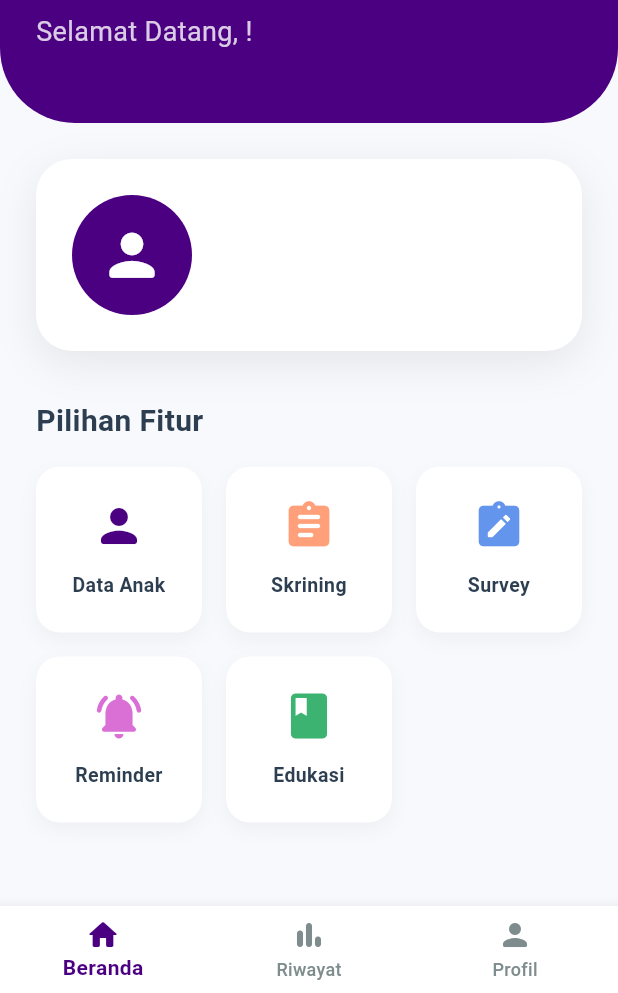
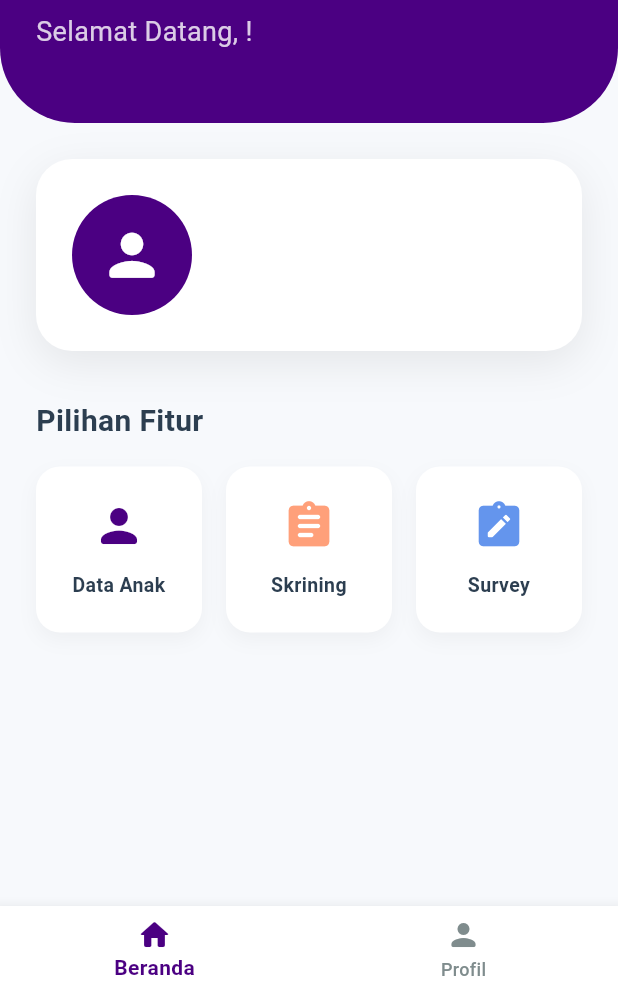
Before and after one commit to nanookim/kpsp-mobile-flutter, a Flutter app: the MainMenuScreen screen opened directly, on a phone screen of 412 x 824 dp, the part 243-1236 px from its top. Run offline on Flutter 3.47's test engine with Material 3 defaults, Android fonts, the phone set to English and light mode, and no system bars; drawn by our look-alikes of another_flushbar; our stand-ins replace fl_chart, google_fonts, icons_plus, shared_preferences; accounts and stored records are empty.

Commit message:
hide menu

```diff
--- a/kpsp/lib/screens/main_menu_screen.dart
+++ b/kpsp/lib/screens/main_menu_screen.dart
@@ -110,7 +110,7 @@ class _MainMenuScreenState extends State<MainMenuScreen> {
         selectedLabelStyle: const TextStyle(fontWeight: FontWeight.w600),
         unselectedLabelStyle: const TextStyle(fontWeight: FontWeight.w500),
         onTap: (index) {
-          if (index == 2) {
+          if (index == 1) {
             Navigator.push(
               context,
               MaterialPageRoute(
@@ -130,10 +130,10 @@ class _MainMenuScreenState extends State<MainMenuScreen> {
             icon: Icon(Icons.home_rounded),
             label: "Beranda",
           ),
-          BottomNavigationBarItem(
-            icon: Icon(Icons.bar_chart_rounded),
-            label: "Riwayat",
-          ),
+          // BottomNavigationBarItem(
+          //   icon: Icon(Icons.bar_chart_rounded),
+          //   label: "Riwayat",
+          // ),
           BottomNavigationBarItem(
             icon: Icon(Icons.person_rounded),
             label: "Profil",
@@ -298,30 +298,30 @@ class _MainMenuScreenState extends State<MainMenuScreen> {
             }
           },
         ),
-        _MenuItem(
-          icon: Icons.notifications_active_rounded,
-          label: "Reminder",
-          color: const Color(0xFFDA70D6),
-          onTap: () {
-            if (childName == null) {
-              _showFillChildDataDialog(context);
-            } else {
-              // TODO: Navigasi Reminder
-            }
-          },
-        ),
-        _MenuItem(
-          icon: Icons.book_rounded,
-          label: "Edukasi",
-          color: const Color(0xFF3CB371),
-          onTap: () {
-            if (childName == null) {
-              _showFillChildDataDialog(context);
-            } else {
-              // TODO: Navigasi Edukasi
-            }
-          },
-        ),
+        // _MenuItem(
+        //   icon: Icons.notifications_active_rounded,
+        //   label: "Reminder",
+        //   color: const Color(0xFFDA70D6),
+        //   onTap: () {
+        //     if (childName == null) {
+        //       _showFillChildDataDialog(context);
+        //     } else {
+        //       // TODO: Navigasi Reminder
+        //     }
+        //   },
+        // ),
+        // _MenuItem(
+        //   icon: Icons.book_rounded,
+        //   label: "Edukasi",
+        //   color: const Color(0xFF3CB371),
+        //   onTap: () {
+        //     if (childName == null) {
+        //       _showFillChildDataDialog(context);
+        //     } else {
+        //       // TODO: Navigasi Edukasi
+        //     }
+        //   },
+        // ),
       ],
     );
   }
```
